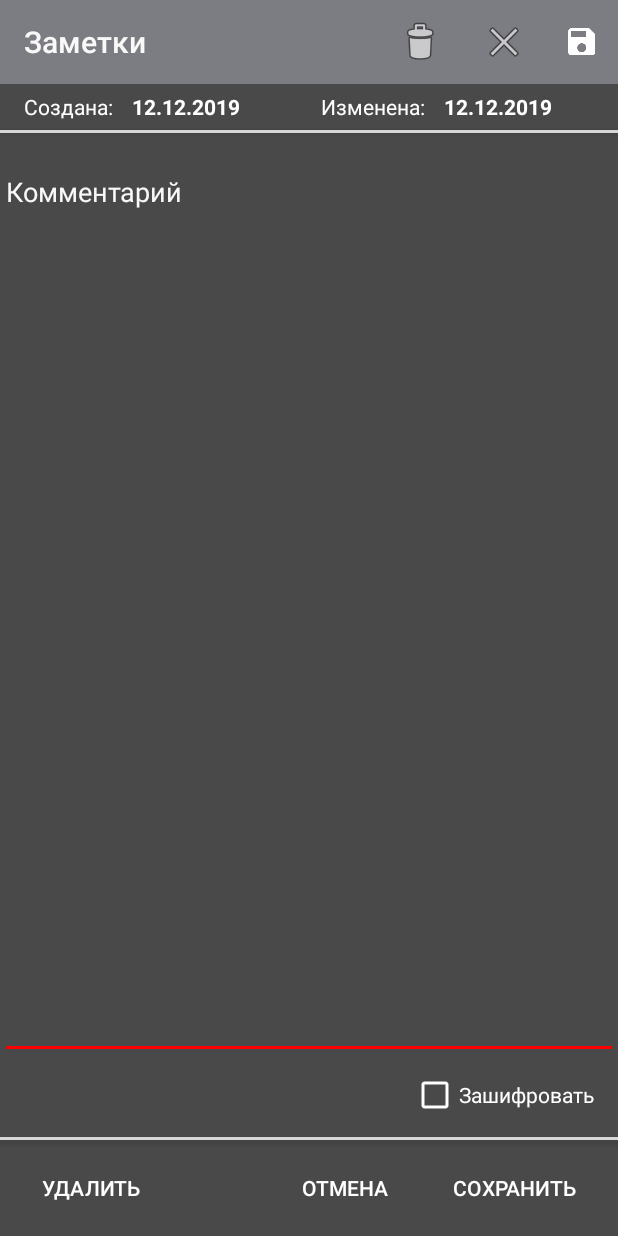
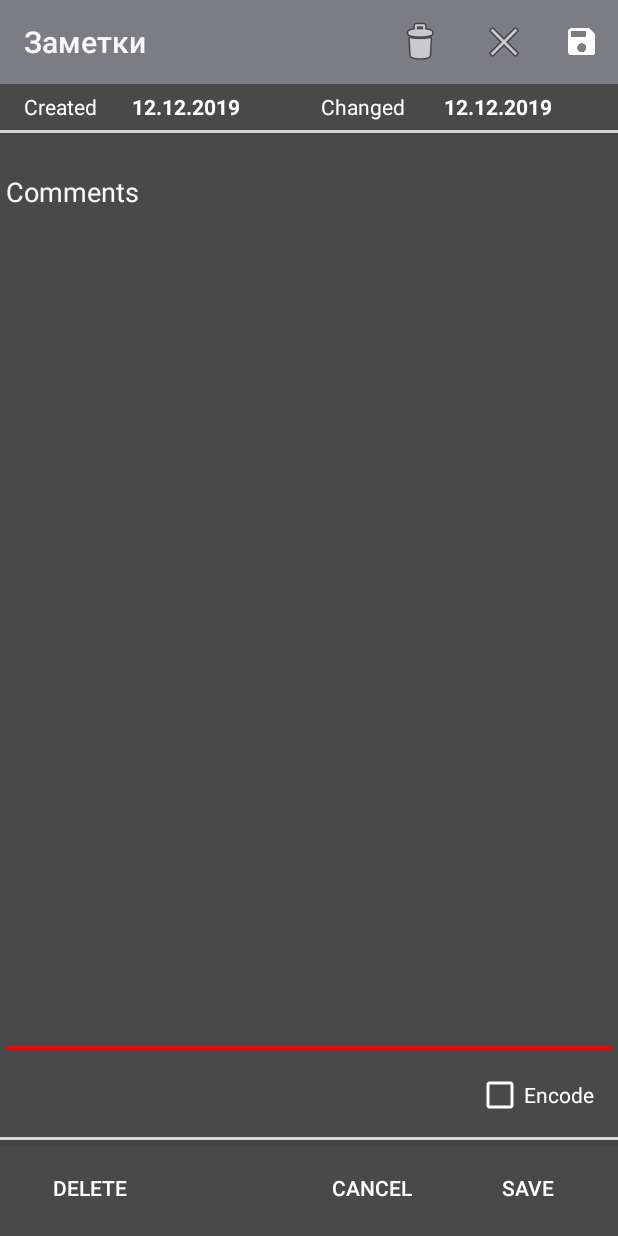
Before and after one commit to Ghedzik/CryptoBook1-lite, an Android app: the addEditNotes screen opened directly, with no data from a screen before it, on a phone screen of 412 x 824 dp. Run offline under Robolectric (Android 15) with nearby library versions, the phone set to English and light mode, and no system bars; 7 statements that could not run were skipped.

Commit message:
Локализация

```diff
--- a/app/src/main/res/layout/activity_add_edit_notes.xml
+++ b/app/src/main/res/layout/activity_add_edit_notes.xml
@@ -29,7 +29,7 @@
         android:layout_marginTop="4dp"
         android:layout_marginEnd="16dp"
         android:layout_marginBottom="8dp"
-        android:text="Зашифровать"
+        android:text="@string/control_encode"
         android:textColor="@android:color/white"
         android:theme="@style/MyCheckBox"
         app:layout_constraintBottom_toTopOf="@+id/button4"
@@ -70,7 +70,7 @@
         app:layout_constraintTop_toTopOf="parent"
         app:layout_scrollFlags="scroll|enterAlways"
         app:popupTheme="@style/AppDarkTheme.PopupOverlay"
-        app:title="Заметки"
+        app:title="@string/title_activity_addeditnote"
         app:titleTextColor="@color/сolorTextBlack">
 
     </android.support.v7.widget.Toolbar>
@@ -84,7 +84,7 @@
         android:layout_marginBottom="4dp"
         android:ems="10"
         android:gravity="top"
-        android:hint="Комментарий"
+        android:hint="@string/hint_comment"
         android:inputType="textCapSentences|textMultiLine"
         android:textAlignment="textStart"
         android:textColor="@android:color/white"
@@ -102,7 +102,7 @@
         android:layout_marginEnd="16dp"
         android:layout_marginBottom="8dp"
         android:onClick="okEdit"
-        android:text="Сохранить"
+        android:text="@string/control_save"
         android:textColor="@android:color/white"
         app:layout_constraintBottom_toBottomOf="parent"
         app:layout_constraintEnd_toEndOf="parent"
@@ -116,7 +116,7 @@
         android:layout_marginEnd="16dp"
         android:layout_marginBottom="8dp"
         android:onClick="cancelEdit"
-        android:text="Отмена"
+        android:text="@string/control_cancel"
         android:textAlignment="center"
         android:textColor="@android:color/white"
         app:layout_constraintBottom_toBottomOf="parent"
@@ -130,7 +130,7 @@
         android:layout_marginStart="16dp"
         android:layout_marginBottom="8dp"
         android:onClick="deleteEdit"
-        android:text="Удалить"
+        android:text="@string/control_delete"
         android:textColor="@android:color/white"
         app:layout_constraintBottom_toBottomOf="parent"
         app:layout_constraintStart_toStartOf="parent" />
@@ -141,7 +141,7 @@
         android:layout_height="19dp"
         android:layout_marginStart="16dp"
         android:layout_marginTop="5dp"
-        android:text="Создана:"
+        android:text="@string/label_create_date"
         android:textColor="@android:color/white"
         app:layout_constraintStart_toStartOf="parent"
         app:layout_constraintTop_toBottomOf="@+id/addEditNotesToolbar" />
@@ -152,7 +152,7 @@
         android:layout_height="19dp"
         android:layout_marginTop="5dp"
         android:layout_marginEnd="12dp"
-        android:text="Изменена:"
+        android:text="@string/label_change_date"
         android:textColor="@android:color/white"
         app:layout_constraintEnd_toStartOf="@+id/tvDateChangeNote"
         app:layout_constraintTop_toBottomOf="@+id/addEditNotesToolbar" />
```
